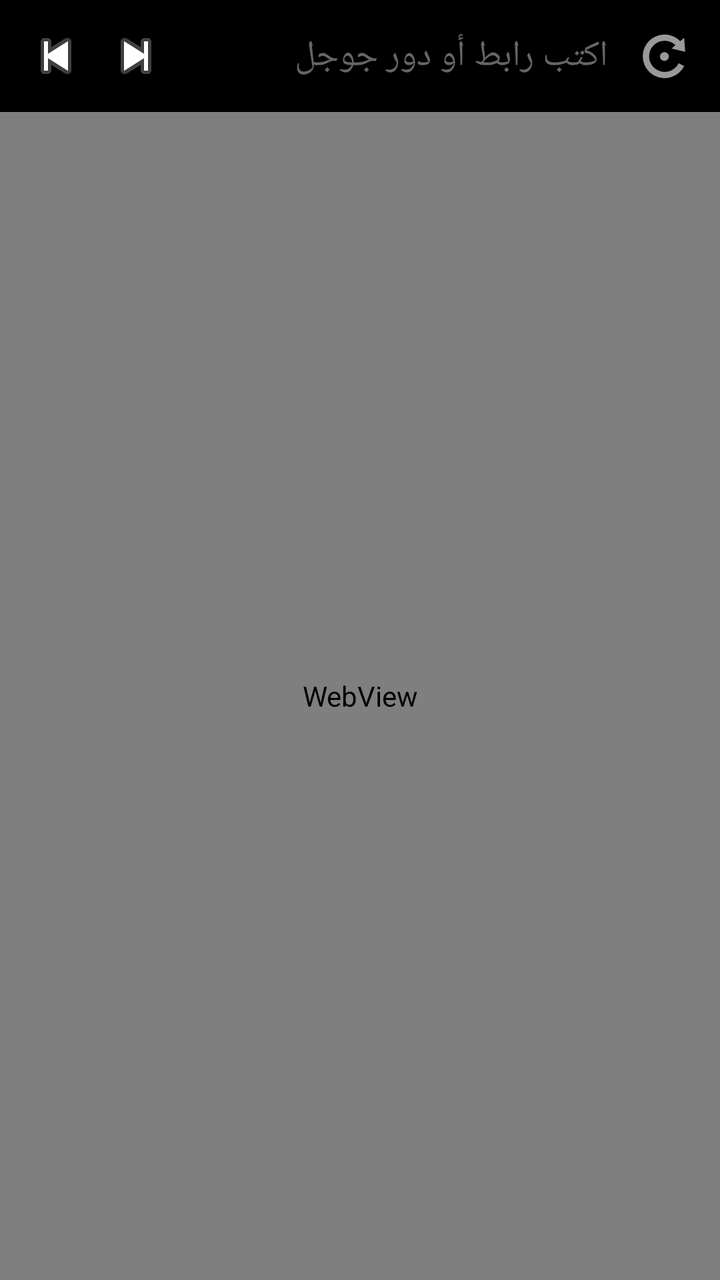
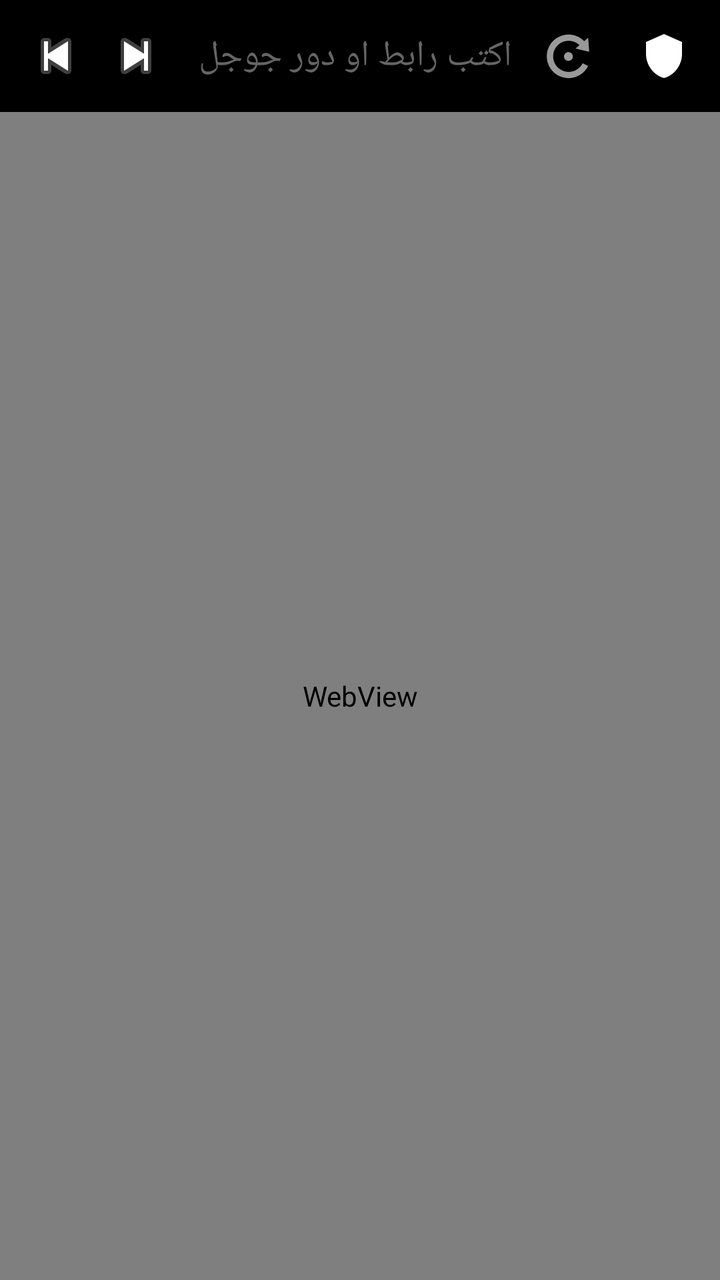

Screens rendered from an Android XML layout before and after an edit, with the pre-edit source and the edit as a unified diff.
<!-- AndroidManifest.xml: application theme Theme.BlackBrowser -->
<!-- res/layout/activity_main.xml -->
<?xml version="1.0" encoding="utf-8"?>
<LinearLayout xmlns:android="http://schemas.android.com/apk/res/android"
    android:layout_width="match_parent"
    android:layout_height="match_parent"
    android:orientation="vertical"
    android:background="@color/pure_black">

    <LinearLayout
        android:layout_width="match_parent"
        android:layout_height="wrap_content"
        android:orientation="horizontal"
        android:gravity="center_vertical"
        android:background="@color/pure_black"
        android:paddingStart="8dp"
        android:paddingEnd="8dp"
        android:paddingTop="8dp"
        android:paddingBottom="8dp">

        <ImageButton
            android:id="@+id/btnBack"
            android:layout_width="40dp"
            android:layout_height="40dp"
            android:src="@android:drawable/ic_media_previous"
            android:background="@android:color/transparent"
            android:contentDescription="Back" />

        <ImageButton
            android:id="@+id/btnForward"
            android:layout_width="40dp"
            android:layout_height="40dp"
            android:src="@android:drawable/ic_media_next"
            android:background="@android:color/transparent"
            android:contentDescription="Forward" />

        <EditText
            android:id="@+id/editUrl"
            android:layout_width="0dp"
            android:layout_height="40dp"
            android:layout_weight="1"
            android:layout_marginStart="8dp"
            android:hint="@string/url_hint"
            android:textColor="@color/white"
            android:textColorHint="@color/gray_hint"
            android:background="@color/pure_black"
            android:singleLine="true"
            android:inputType="textUri"
            android:imeOptions="actionGo" />

        <ImageButton
            android:id="@+id/btnReload"
            android:layout_width="40dp"
            android:layout_height="40dp"
            android:layout_marginStart="8dp"
            android:src="@android:drawable/ic_menu_rotate"
            android:background="@android:color/transparent"
            android:contentDescription="Reload" />

    </LinearLayout>

    <ProgressBar
        android:id="@+id/progressBar"
        style="?android:attr/progressBarStyleHorizontal"
        android:layout_width="match_parent"
        android:layout_height="3dp"
        android:max="100"
        android:progressTint="@color/white"
        android:visibility="gone" />

    <WebView
        android:id="@+id/webView"
        android:layout_width="match_parent"
        android:layout_height="0dp"
        android:layout_weight="1"
        android:background="@color/pure_black" />

</LinearLayout>
<!-- resources referenced by this layout -->
<resources>
  <color name="gray_hint">#FF666666</color>
  <color name="pure_black">#FF000000</color>
  <color name="white">#FFFFFFFF</color>
  <string name="url_hint">اكتب رابط أو دور جوجل</string>
  <style name="Theme.BlackBrowser" parent="Theme.AppCompat.NoActionBar">
          <item name="android:windowBackground">@color/pure_black</item>
          <item name="colorPrimary">@color/pure_black</item>
          <item name="colorPrimaryDark">@color/pure_black</item>
          <item name="android:statusBarColor">@color/pure_black</item>
          <item name="android:navigationBarColor">@color/pure_black</item>
          <item name="android:textColorPrimary">@color/white</item>
      </style>
</resources>

<!-- the commit's change to res/layout/activity_main.xml (unified diff, before → after) -->
@@ -55,6 +55,15 @@
             android:background="@android:color/transparent"
             android:contentDescription="Reload" />
 
+        <ImageButton
+            android:id="@+id/btnAdBlock"
+            android:layout_width="40dp"
+            android:layout_height="40dp"
+            android:layout_marginStart="8dp"
+            android:src="@drawable/ic_shield"
+            android:background="@android:color/transparent"
+            android:contentDescription="@string/adblock_desc_on" />
+
     </LinearLayout>
 
     <ProgressBar
<!-- resource entries referenced after the edit -->
@@ -3,7 +3,18 @@
   <color name="gray_hint">#FF666666</color>
   <color name="pure_black">#FF000000</color>
   <color name="white">#FFFFFFFF</color>
-  <string name="url_hint">اكتب رابط أو دور جوجل</string>
+  <!-- drawable ic_shield (drawable) -->
+  <vector xmlns:android="http://schemas.android.com/apk/res/android"
+      android:width="24dp"
+      android:height="24dp"
+      android:viewportWidth="24"
+      android:viewportHeight="24">
+      <path
+          android:fillColor="#FFFFFFFF"
+          android:pathData="M12,1L3,5v6c0,5.55 3.84,10.74 9,12 5.16,-1.26 9,-6.45 9,-12V5L12,1z"/>
+  </vector>
+  <string name="adblock_desc_on">مانع الإعلانات: شغال</string>
+  <string name="url_hint">اكتب رابط او دور جوجل</string>
   <style name="Theme.BlackBrowser" parent="Theme.AppCompat.NoActionBar">
           <item name="android:windowBackground">@color/pure_black</item>
           <item name="colorPrimary">@color/pure_black</item>
